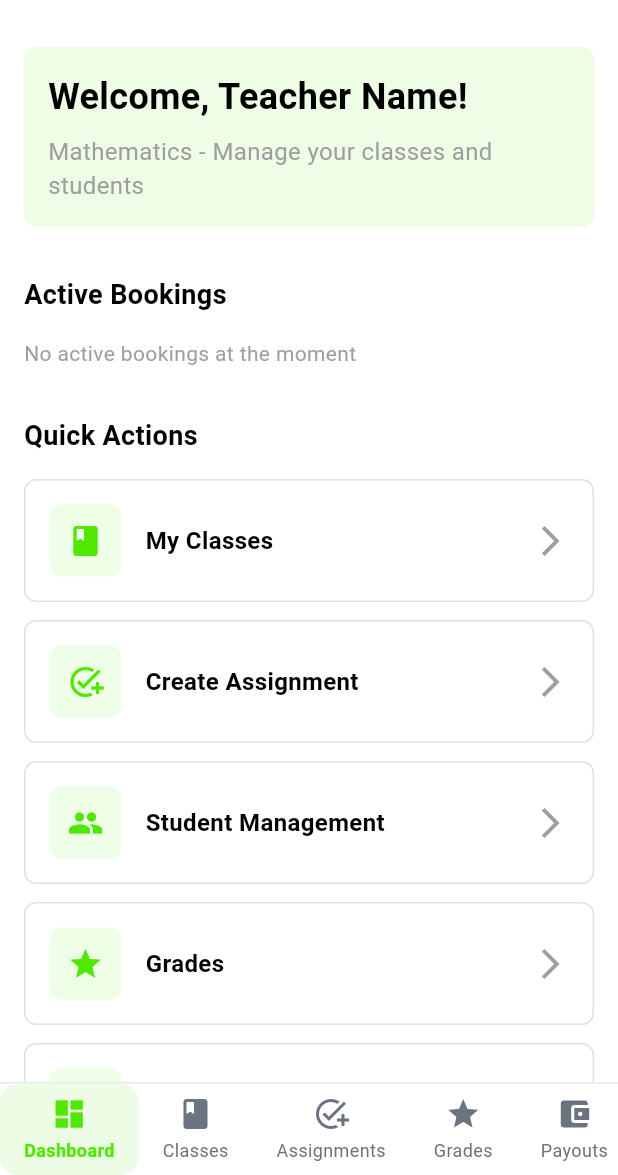
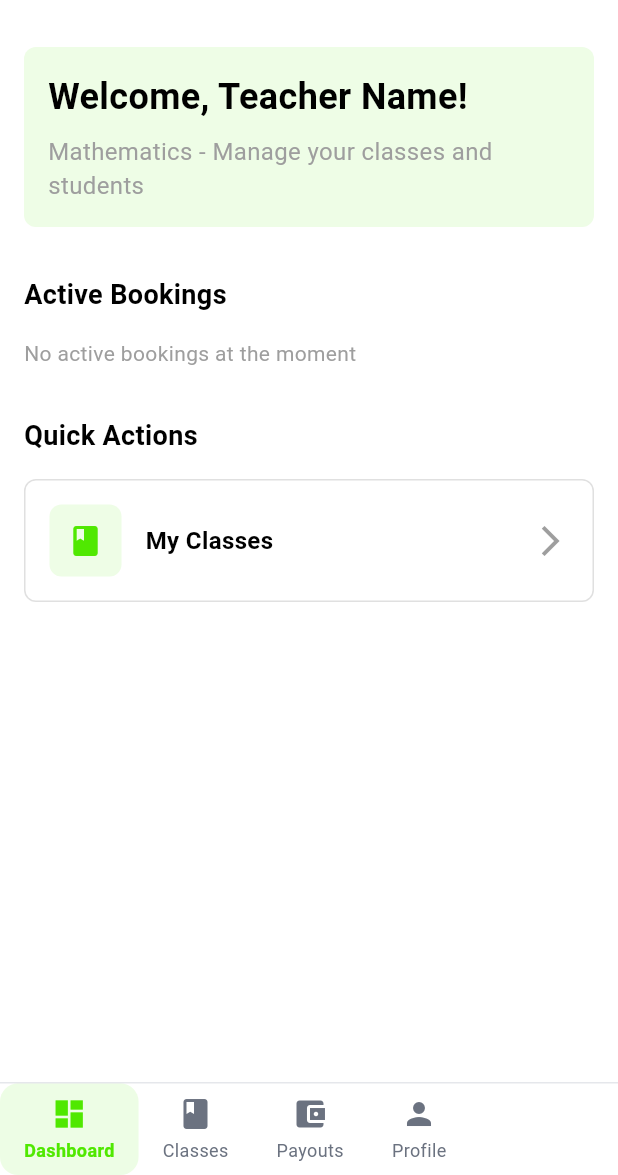
Before and after one commit to OdhiamboOmus/Mwanafunzi-Academy, a Flutter app: the TeacherMainScreen screen opened by its route, after a tap on "Payouts", after a tap on "Dashboard", on a phone screen of 412 x 824 dp, the part 61-1236 px from its top. Run offline on Flutter 3.47's test engine with Material 3 defaults, Android fonts, the phone set to English and light mode, and no system bars; our stand-ins replace cloud_firestore, connectivity_plus, equatable, file_picker, firebase_auth, firebase_core and 3 more; accounts and stored records are empty; network calls fail.

Commit message:
3 user screens working correctly

```diff
--- a/lib/presentation/parent/parent_home_screen.dart
+++ b/lib/presentation/parent/parent_home_screen.dart
@@ -78,12 +78,6 @@ class _ParentHomeScreenState extends State<ParentHomeScreen> {
                   ParentHomeWidgets.buildMainActionCard(
                     title: 'Attendance',
                     icon: Icons.calendar_today,
-                    onTap: () {},
-                  ),
-                  const SizedBox(height: 12),
-                  ParentHomeWidgets.buildMainActionCard(
-                    title: 'Assignments',
-                    icon: Icons.assignment,
                     onTap: () {},
                   ),
                   const SizedBox(height: 12),
--- a/lib/presentation/teacher/teacher_home_screen.dart
+++ b/lib/presentation/teacher/teacher_home_screen.dart
@@ -156,10 +156,6 @@ class _TeacherHomeScreenState extends State<TeacherHomeScreen> {
                       // Quick Actions
                       TeacherQuickActions(
                         onMyClasses: _navigationHandlers.navigateToMyClasses,
-                        onCreateAssignment: _navigationHandlers.navigateToCreateAssignment,
-                        onStudentManagement: _navigationHandlers.navigateToStudentManagement,
-                        onGrades: _navigationHandlers.navigateToGrades,
-                        onAttendance: _navigationHandlers.navigateToAttendance,
                       ),
                     ],
                   ),
--- a/lib/presentation/teacher/teacher_main_screen.dart
+++ b/lib/presentation/teacher/teacher_main_screen.dart
@@ -1,7 +1,12 @@
 import 'package:flutter/material.dart';
 import 'teacher_home_screen.dart';
 import 'teacher_payout_dashboard_screen.dart';
+import 'teacher_profile_setup_screen.dart';
 import 'widgets/teacher_bottom_navigation.dart';
+import 'widgets/booking_card_widget.dart';
+import '../../data/models/booking_model.dart';
+import '../shared/lesson_card_item.dart';
+import '../shared/grade_selector_widget.dart';
 
 class TeacherMainScreen extends StatefulWidget {
   const TeacherMainScreen({super.key});
@@ -16,9 +21,8 @@ class _TeacherMainScreenState extends State<TeacherMainScreen> {
   final List<Widget> _screens = [
     const TeacherHomeContent(),
     const TeacherClassesScreen(),
-    const TeacherAssignmentsScreen(),
-    const TeacherGradesScreen(),
-    TeacherPayoutDashboardScreen(teacherId: 'default_teacher_id'), // TODO: Get actual teacherId
+    TeacherPayoutDashboardScreen(teacherId: 'current_teacher_id'), // TODO: Get actual teacherId
+    const TeacherProfileSetupScreen(),
   ];
 
   @override
@@ -39,7 +43,7 @@ class TeacherHomeContent extends StatelessWidget {
   Widget build(BuildContext context) => const TeacherHomeScreen();
 }
 
-// Placeholder screens for other tabs
+// Classes screen using existing booking widgets
 class TeacherClassesScreen extends StatelessWidget {
   const TeacherClassesScreen({super.key});
 
@@ -59,118 +63,106 @@ class TeacherClassesScreen extends StatelessWidget {
       ),
       centerTitle: true,
     ),
-    body: const Center(
+    body: SingleChildScrollView(
+      padding: const EdgeInsets.all(16),
       child: Column(
-        mainAxisAlignment: MainAxisAlignment.center,
+        crossAxisAlignment: CrossAxisAlignment.start,
         children: [
-          Icon(Icons.class_, size: 80, color: Color(0xFF50E801)),
-          SizedBox(height: 16),
-          Text(
-            'My Classes',
+          const Text(
+            'Active Classes',
             style: TextStyle(
-              fontSize: 24,
+              fontSize: 18,
               fontWeight: FontWeight.w600,
               color: Colors.black,
             ),
           ),
-          SizedBox(height: 8),
-          Text(
-            'View and manage your teaching classes here',
-            style: TextStyle(fontSize: 16, color: Color(0xFF6B7280)),
-            textAlign: TextAlign.center,
+          const SizedBox(height: 16),
+          // Using booking card widget to display classes
+          BookingCardWidget(
+            booking: BookingModel(
+              id: 'class_1',
+              teacherId: 'teacher_1',
+              parentId: 'parent_1',
+              studentId: 'student_1',
+              subject: 'Mathematics',
+              numberOfWeeks: 4,
+              weeklyRate: 2500.0,
+              totalAmount: 10000.0,
+              platformFee: 2000.0,
+              teacherPayout: 8000.0,
+              dayOfWeek: 'Monday',
+              startTime: '10:00',
+              duration: 60,
+              startDate: DateTime(2024, 1, 15),
+              endDate: DateTime(2024, 2, 12),
+              status: 'active',
+              createdAt: DateTime(2024, 1, 10),
+            ),
+            onLessonCompleted: (lessonId) {
+              // Handle lesson completion
+            },
+          ),
+          const SizedBox(height: 12),
+          BookingCardWidget(
+            booking: BookingModel(
+              id: 'class_2',
+              teacherId: 'teacher_1',
+              parentId: 'parent_2',
+              studentId: 'student_2',
+              subject: 'English',
+              numberOfWeeks: 6,
+              weeklyRate: 2000.0,
+              totalAmount: 12000.0,
+              platformFee: 2400.0,
+              teacherPayout: 9600.0,
+              dayOfWeek: 'Wednesday',
+              startTime: '14:00',
+              duration: 45,
+              startDate: DateTime(2024, 1, 17),
+              endDate: DateTime(2024, 2, 28),
+              status: 'active',
+              createdAt: DateTime(2024, 1, 12),
+            ),
+            onLessonCompleted: (lessonId) {
+              // Handle lesson completion
+            },
+          ),
+          const SizedBox(height: 32),
+          const Text(
+            'Upcoming Classes',
+            style: TextStyle(
+              fontSize: 18,
+              fontWeight: FontWeight.w600,
+              color: Colors.black,
+            ),
+          ),
+          const SizedBox(height: 16),
+          BookingCardWidget(
+            booking: BookingModel(
+              id: 'class_3',
+              teacherId: 'teacher_1',
+              parentId: 'parent_3',
+              studentId: 'student_3',
+              subject: 'Science',
+              numberOfWeeks: 8,
+              weeklyRate: 3000.0,
+              totalAmount: 24000.0,
+              platformFee: 4800.0,
+              teacherPayout: 19200.0,
+              dayOfWeek: 'Friday',
+              startTime: '16:00',
+              duration: 60,
+              startDate: DateTime(2024, 2, 1),
+              endDate: DateTime(2024, 3, 29),
+              status: 'payment_pending',
+              createdAt: DateTime(2024, 1, 20),
+            ),
+            onLessonCompleted: (lessonId) {
+              // Handle lesson completion
+            },
           ),
         ],
       ),
     ),
   );
 }
-
-class TeacherAssignmentsScreen extends StatelessWidget {
-  const TeacherAssignmentsScreen({super.key});
-
-  @override
-  Widget build(BuildContext context) => Scaffold(
-    backgroundColor: Colors.white,
-    appBar: AppBar(
-      backgroundColor: Colors.white,
-      elevation: 0,
-      title: const Text(
-        'Assignments',
-        style: TextStyle(
-          fontSize: 20,
-          fontWeight: FontWeight.w600,
-          color: Colors.black,
-        ),
-      ),
-      centerTitle: true,
-    ),
-    body: const Center(
-      child: Column(
-        mainAxisAlignment: MainAxisAlignment.center,
-        children: [
-          Icon(Icons.add_task, size: 80, color: Color(0xFF50E801)),
-          SizedBox(height: 16),
-          Text(
-            'Assignments',
-            style: TextStyle(
-              fontSize: 24,
-              fontWeight: FontWeight.w600,
-              color: Colors.black,
-            ),
-          ),
-          SizedBox(height: 8),
-          Text(
-            'Create and manage student assignments here',
-            style: TextStyle(fontSize: 16, color: Color(0xFF6B7280)),
-            textAlign: TextAlign.center,
-          ),
-        ],
-      ),
-    ),
-  );
-}
-
-class TeacherGradesScreen extends StatelessWidget {
-  const TeacherGradesScreen({super.key});
-
-  @override
-  Widget build(BuildContext context) => Scaffold(
-    backgroundColor: Colors.white,
-    appBar: AppBar(
-      backgroundColor: Colors.white,
-      elevation: 0,
-      title: const Text(
-        'Grades',
-        style: TextStyle(
-          fontSize: 20,
-          fontWeight: FontWeight.w600,
-          color: Colors.black,
-        ),
-      ),
-      centerTitle: true,
-    ),
-    body: const Center(
-      child: Column(
-        mainAxisAlignment: MainAxisAlignment.center,
-        children: [
-          Icon(Icons.grade, size: 80, color: Color(0xFF50E801)),
-          SizedBox(height: 16),
-          Text(
-            'Grades',
-            style: TextStyle(
-              fontSize: 24,
-              fontWeight: FontWeight.w600,
-              color: Colors.black,
-            ),
-          ),
-          SizedBox(height: 8),
-          Text(
-            'Manage student grades and performance here',
-            style: TextStyle(fontSize: 16, color: Color(0xFF6B7280)),
-            textAlign: TextAlign.center,
-          ),
-        ],
-      ),
-    ),
-  );
-}
--- a/lib/presentation/teacher/teacher_navigation_handlers.dart
+++ b/lib/presentation/teacher/teacher_navigation_handlers.dart
@@ -18,28 +18,4 @@ class TeacherNavigationHandlers {
     developer.log('TeacherNavigationHandlers: Navigate to my classes');
     // TODO: Implement navigation
   }
-
-  // Navigate to create assignment with logging
-  void navigateToCreateAssignment() {
-    developer.log('TeacherNavigationHandlers: Navigate to create assignment');
-    // TODO: Implement navigation
-  }
-
-  // Navigate to student management with logging
-  void navigateToStudentManagement() {
-    developer.log('TeacherNavigationHandlers: Navigate to student management');
-    // TODO: Implement navigation
-  }
-
-  // Navigate to grades with logging
-  void navigateToGrades() {
-    developer.log('TeacherNavigationHandlers: Navigate to grades');
-    // TODO: Implement navigation
-  }
-
-  // Navigate to attendance with logging
-  void navigateToAttendance() {
-    developer.log('TeacherNavigationHandlers: Navigate to attendance');
-    // TODO: Implement navigation
-  }
 }
--- a/lib/presentation/teacher/widgets/teacher_bottom_navigation.dart
+++ b/lib/presentation/teacher/widgets/teacher_bottom_navigation.dart
@@ -36,22 +36,16 @@ class TeacherBottomNavigationWidget extends StatelessWidget {
               onTap: () => onTabChanged(1),
             ),
             _NavigationItem(
-              icon: Icons.add_task,
-              label: 'Assignments',
+              icon: Icons.account_balance_wallet,
+              label: 'Payouts',
               isSelected: selectedIndex == 2,
               onTap: () => onTabChanged(2),
             ),
             _NavigationItem(
-              icon: Icons.grade,
-              label: 'Grades',
+              icon: Icons.person,
+              label: 'Profile',
               isSelected: selectedIndex == 3,
               onTap: () => onTabChanged(3),
-            ),
-            _NavigationItem(
-              icon: Icons.account_balance_wallet,
-              label: 'Payouts',
-              isSelected: selectedIndex == 4,
-              onTap: () => onTabChanged(4),
             ),
           ],
         ),
--- a/lib/presentation/teacher/widgets/teacher_quick_actions.dart
+++ b/lib/presentation/teacher/widgets/teacher_quick_actions.dart
@@ -5,18 +5,10 @@ import '../../../core/constants.dart';
 // Teacher quick actions widget with interaction logging
 class TeacherQuickActions extends StatelessWidget {
   final VoidCallback onMyClasses;
-  final VoidCallback onCreateAssignment;
-  final VoidCallback onStudentManagement;
-  final VoidCallback onGrades;
-  final VoidCallback onAttendance;
 
   const TeacherQuickActions({
     super.key,
     required this.onMyClasses,
-    required this.onCreateAssignment,
-    required this.onStudentManagement,
-    required this.onGrades,
-    required this.onAttendance,
   });
 
   @override
@@ -41,30 +33,6 @@ class TeacherQuickActions extends StatelessWidget {
           title: 'My Classes',
           icon: Icons.class_,
           onTap: onMyClasses,
-        ),
-        const SizedBox(height: 12),
-        _buildActionCard(
-          title: 'Create Assignment',
-          icon: Icons.add_task,
-          onTap: onCreateAssignment,
-        ),
-        const SizedBox(height: 12),
-        _buildActionCard(
-          title: 'Student Management',
-          icon: Icons.people,
-          onTap: onStudentManagement,
-        ),
-        const SizedBox(height: 12),
-        _buildActionCard(
-          title: 'Grades',
-          icon: Icons.grade,
-          onTap: onGrades,
-        ),
-        const SizedBox(height: 12),
-        _buildActionCard(
-          title: 'Attendance',
-          icon: Icons.checklist,
-          onTap: onAttendance,
         ),
       ],
     );
```
